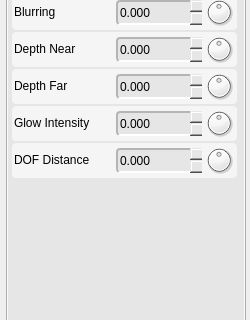
This is ShaderEditor/qt/project/tweaker.ui in karajensen/shader-editor as Qt 5 draws it before an edit; both pictures show x 0 to 250 and y 189 to 509 of the 250 by 600 pixel window. The edited form follows.
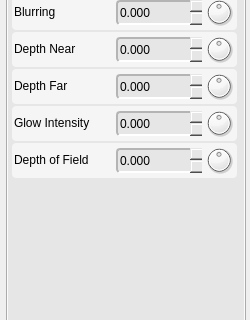
This is the edited form. The open tabs and pages were chosen to show the change.

What changed in the file:
```diff
--- a/ShaderEditor/qt/project/tweaker.ui
+++ b/ShaderEditor/qt/project/tweaker.ui
@@ -6850,7 +6850,7 @@
             <string notr="true">border-width: 0px;</string>
            </property>
            <property name="text">
-            <string>DOF Distance</string>
+            <string>Depth of Field</string>
            </property>
            <property name="margin">
             <number>1</number>
```
Left out of the diff: 2 changed lines with no effect on the pictures.
